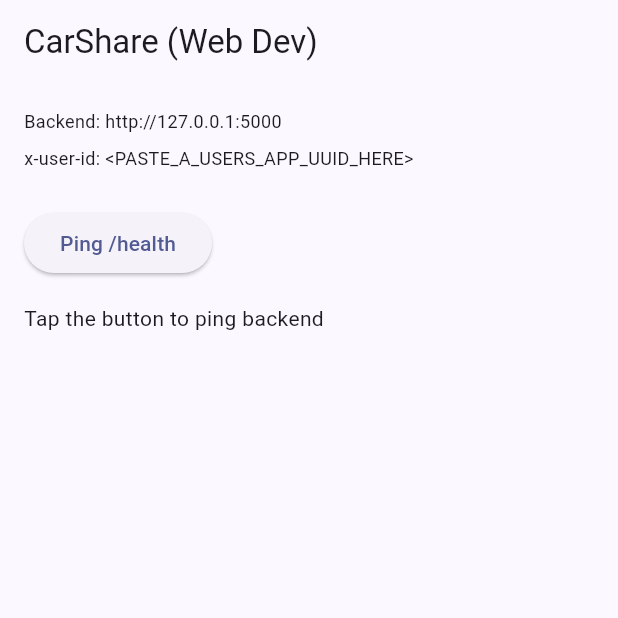
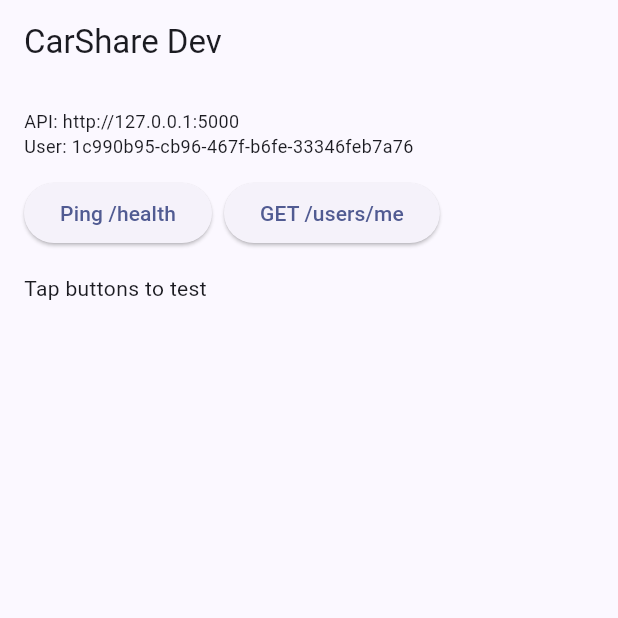
Before and after one commit to chopccy-prog/Cabshare-App, a Flutter app: the screen it shows after launch, on a phone screen of 412 x 824 dp, the top half of it. Run offline on Flutter 3.47's test engine with Material 3 defaults, Android fonts, the phone set to English and light mode, and no system bars.

Commit message:
Second V

```diff
--- a/lib/main.dart
+++ b/lib/main.dart
@@ -2,84 +2,55 @@ import 'dart:convert';
 import 'package:flutter/material.dart';
 import 'package:http/http.dart' as http;
 
-// ====== CONFIG (edit these) ======
-const String apiBaseUrl = String.fromEnvironment(
-  'API_BASE_URL',
-  defaultValue: 'http://127.0.0.1:5000', // change to your PC's IP if needed
-);
-const String devUserId = String.fromEnvironment(
-  'DEV_USER_ID',
-  defaultValue: '<PASTE_A_USERS_APP_UUID_HERE>',
-);
-// ==================================
+const String apiBaseUrl = String.fromEnvironment('API_BASE_URL', defaultValue: 'http://127.0.0.1:5000');
+const String devUserId   = String.fromEnvironment('DEV_USER_ID',   defaultValue: '1c990b95-cb96-467f-b6fe-33346feb7a76');
 
-void main() {
-  runApp(const CarShareApp());
+void main() => runApp(const App());
+
+class App extends StatelessWidget {
+  const App({super.key});
+  @override
+  Widget build(BuildContext context) => MaterialApp(
+    title: 'CarShare Dev',
+    theme: ThemeData(useMaterial3: true, colorSchemeSeed: Colors.indigo),
+    home: const Home(),
+  );
 }
 
-class CarShareApp extends StatelessWidget {
-  const CarShareApp({super.key});
+class Home extends StatefulWidget { const Home({super.key}); @override State<Home> createState() => _HomeState(); }
 
-  @override
-  Widget build(BuildContext context) {
-    return MaterialApp(
-      title: 'CarShare Dev',
-      theme: ThemeData(colorSchemeSeed: Colors.indigo, useMaterial3: true),
-      home: const HealthScreen(),
-    );
+class _HomeState extends State<Home> {
+  String log = 'Tap buttons to test';
+
+  Future<void> pingHealth() async {
+    setState(() => log = 'Pinging /health...');
+    final res = await http.get(Uri.parse('$apiBaseUrl/health'));
+    setState(() => log = '${res.statusCode} ${res.body}');
   }
-}
 
-class HealthScreen extends StatefulWidget {
-  const HealthScreen({super.key});
-
-  @override
-  State<HealthScreen> createState() => _HealthScreenState();
-}
-
-class _HealthScreenState extends State<HealthScreen> {
-  String _status = 'Tap the button to ping backend';
-
-  Future<void> _ping() async {
-    setState(() => _status = 'Pinging...');
-    try {
-      final uri = Uri.parse('$apiBaseUrl/health');
-      final res = await http.get(uri, headers: {
-        // dev header your backend accepts (kept for future)
-        'x-user-id': devUserId,
-      });
-      if (res.statusCode == 200) {
-        final data = jsonDecode(res.body);
-        setState(() => _status = '✅ ${data['ok']} @ ${data['time']}');
-      } else {
-        setState(() => _status = '❌ ${res.statusCode}: ${res.body}');
-      }
-    } catch (e) {
-      setState(() => _status = '❌ $e');
-    }
+  Future<void> whoAmI() async {
+    setState(() => log = 'GET /users/me ...');
+    final res = await http.get(Uri.parse('$apiBaseUrl/users/me'),
+      headers: { 'x-user-id': devUserId });
+    setState(() => log = '${res.statusCode} ${res.body}');
   }
 
   @override
   Widget build(BuildContext context) {
     return Scaffold(
-      appBar: AppBar(title: const Text('CarShare (Web Dev)')),
+      appBar: AppBar(title: const Text('CarShare Dev')),
       body: Padding(
         padding: const EdgeInsets.all(16),
-        child: Column(
-          crossAxisAlignment: CrossAxisAlignment.start,
-          children: [
-            Text('Backend: $apiBaseUrl', style: const TextStyle(fontSize: 12)),
-            const SizedBox(height: 8),
-            Text('x-user-id: $devUserId', style: const TextStyle(fontSize: 12)),
-            const SizedBox(height: 24),
-            ElevatedButton(
-              onPressed: _ping,
-              child: const Text('Ping /health'),
-            ),
-            const SizedBox(height: 16),
-            Text(_status),
-          ],
-        ),
+        child: Column(crossAxisAlignment: CrossAxisAlignment.start, children: [
+          Text('API: $apiBaseUrl\nUser: $devUserId', style: const TextStyle(fontSize: 12)),
+          const SizedBox(height: 12),
+          Wrap(spacing: 8, children: [
+            ElevatedButton(onPressed: pingHealth, child: const Text('Ping /health')),
+            ElevatedButton(onPressed: whoAmI, child: const Text('GET /users/me')),
+          ]),
+          const SizedBox(height: 16),
+          Expanded(child: SingleChildScrollView(child: Text(log))),
+        ]),
       ),
     );
   }
```
